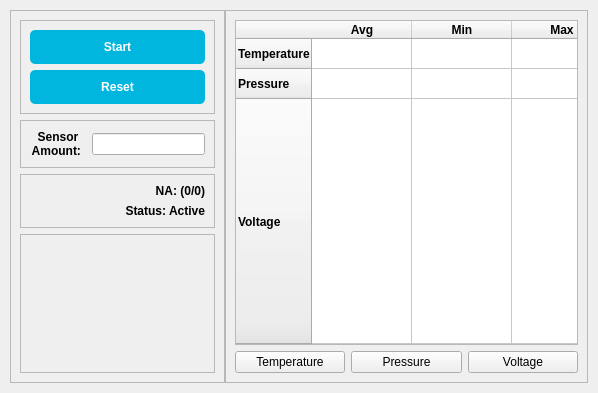
Before: the Qt Designer form RealTimeProc/mainwindow.ui in lammitch95/RealTimeProcessor, drawn with Qt 5.
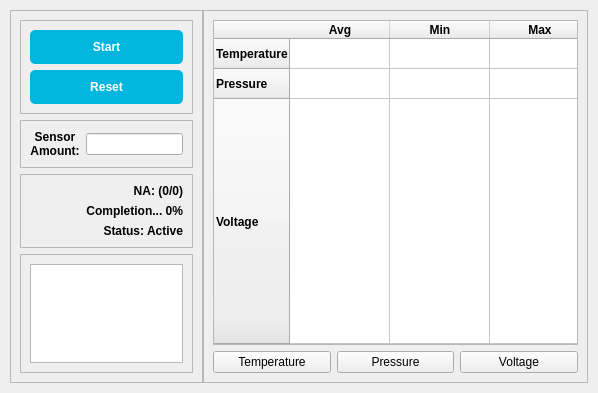
After: the same form once the commit is applied.

Diff of the .ui file:
```diff
--- a/RealTimeProc/mainwindow.ui
+++ b/RealTimeProc/mainwindow.ui
@@ -26,7 +26,7 @@
      <verstretch>0</verstretch>
     </sizepolicy>
    </property>
-   <layout class="QHBoxLayout" name="horizontalLayout_2">
+   <layout class="QHBoxLayout" name="horizontalLayout_2" stretch="1,2">
     <property name="spacing">
      <number>0</number>
     </property>
@@ -56,7 +56,7 @@
       <property name="frameShadow">
        <enum>QFrame::Shadow::Raised</enum>
       </property>
-      <layout class="QVBoxLayout" name="verticalLayout" stretch="0,0,0,1">
+      <layout class="QVBoxLayout" name="verticalLayout" stretch="1,1,1,5">
        <item>
         <widget class="QFrame" name="frame_3">
          <property name="frameShape">
@@ -65,11 +65,11 @@
          <property name="frameShadow">
           <enum>QFrame::Shadow::Raised</enum>
          </property>
-         <layout class="QVBoxLayout" name="verticalLayout_2">
+         <layout class="QVBoxLayout" name="verticalLayout_2" stretch="0,0">
           <item>
            <widget class="QPushButton" name="btnStart">
             <property name="sizePolicy">
-             <sizepolicy hsizetype="Minimum" vsizetype="Minimum">
+             <sizepolicy hsizetype="Expanding" vsizetype="Expanding">
               <horstretch>0</horstretch>
               <verstretch>0</verstretch>
              </sizepolicy>
@@ -96,7 +96,7 @@
           <item>
            <widget class="QPushButton" name="btnReset">
             <property name="sizePolicy">
-             <sizepolicy hsizetype="Minimum" vsizetype="Minimum">
+             <sizepolicy hsizetype="Expanding" vsizetype="Expanding">
               <horstretch>0</horstretch>
               <verstretch>0</verstretch>
              </sizepolicy>
@@ -177,7 +177,7 @@
          <property name="frameShadow">
           <enum>QFrame::Shadow::Raised</enum>
          </property>
-         <layout class="QVBoxLayout" name="verticalLayout_3">
+         <layout class="QVBoxLayout" name="verticalLayout_3" stretch="0,0,0">
           <item>
            <widget class="QLabel" name="LBLProcess">
             <property name="font">
@@ -193,6 +193,21 @@
             </property>
            </widget>
           </item>
+          <item>
+           <widget class="QLabel" name="LBLProgressPercent">
+            <property name="font">
+             <font>
+              <bold>true</bold>
+             </font>
+            </property>
+            <property name="text">
+             <string>Completion... 0%</string>
+            </property>
+            <property name="alignment">
+             <set>Qt::AlignmentFlag::AlignRight|Qt::AlignmentFlag::AlignTrailing|Qt::AlignmentFlag::AlignVCenter</set>
+            </property>
+           </widget>
+          </item>
           <item>
            <widget class="QLabel" name="LblStatus">
             <property name="font">
@@ -219,6 +234,11 @@
          <property name="frameShadow">
           <enum>QFrame::Shadow::Raised</enum>
          </property>
+         <layout class="QVBoxLayout" name="verticalLayout_5">
+          <item>
+           <widget class="QListView" name="listView"/>
+          </item>
+         </layout>
         </widget>
        </item>
       </layout>
```
Left out of the diff: 2 changed lines with no effect on the pictures.
